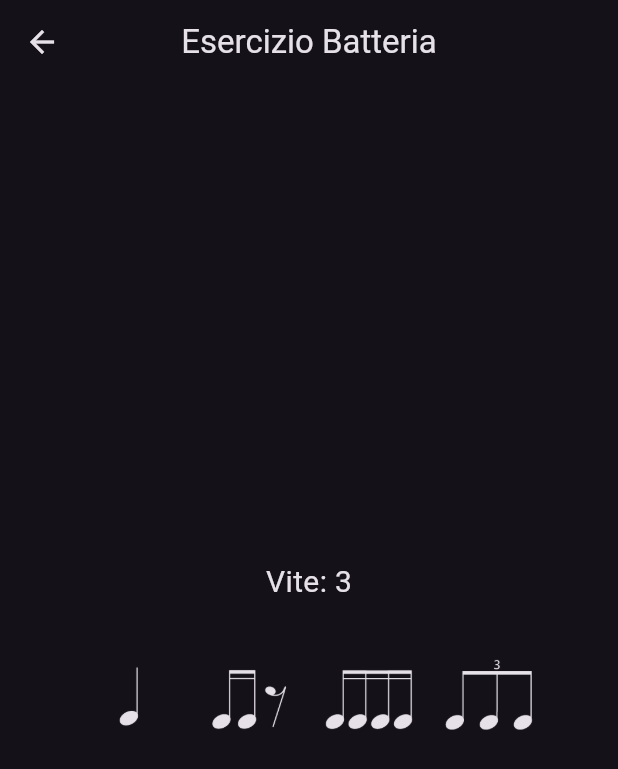
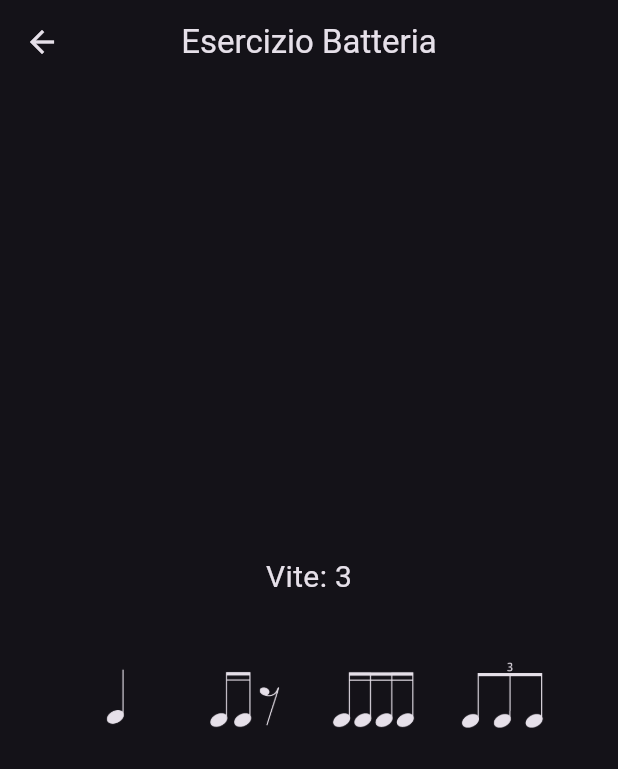
Before and after one commit to emavola/on-beat, a Flutter app: the ExercisePage screen opened by its route, after a tap on "Start", on a phone screen of 412 x 824 dp. Shown: the top 769 px of the screen. Run offline on Flutter 3.47's test engine with Material 3 defaults, Android fonts, the light colour scheme and no system bars; our stand-ins replace sensors_plus.

Commit message:
Adjust padding on quarter tile

```diff
--- a/lib/widgets/quarter_tile.dart
+++ b/lib/widgets/quarter_tile.dart
@@ -38,8 +38,9 @@ class QuarterTile extends StatelessWidget {
     return AnimatedContainer(
       duration: const Duration(milliseconds: 250),
       curve: Curves.easeOut,
-      width: 64,
-      height: 64,
+      width: 70,
+      height: 70,
+      padding: EdgeInsets.all(5),
       decoration: BoxDecoration(
         color: _backgroundColor(context),
         borderRadius: BorderRadius.circular(12),
```
